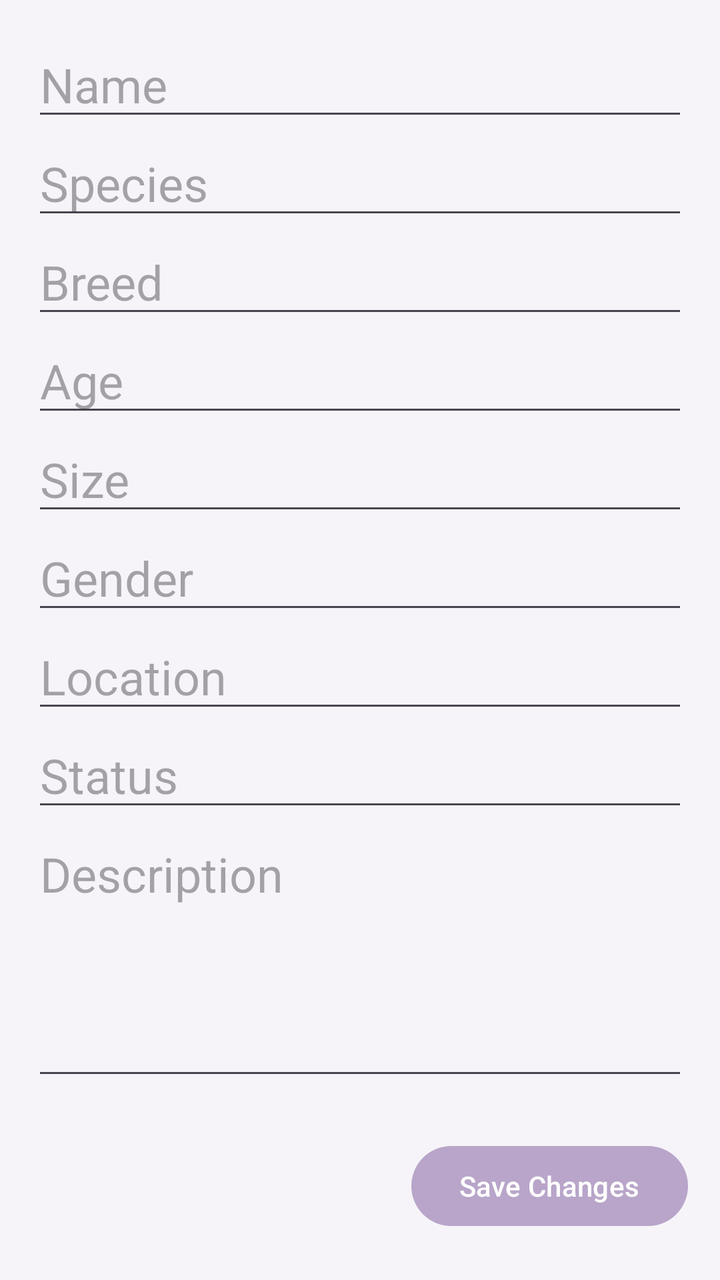
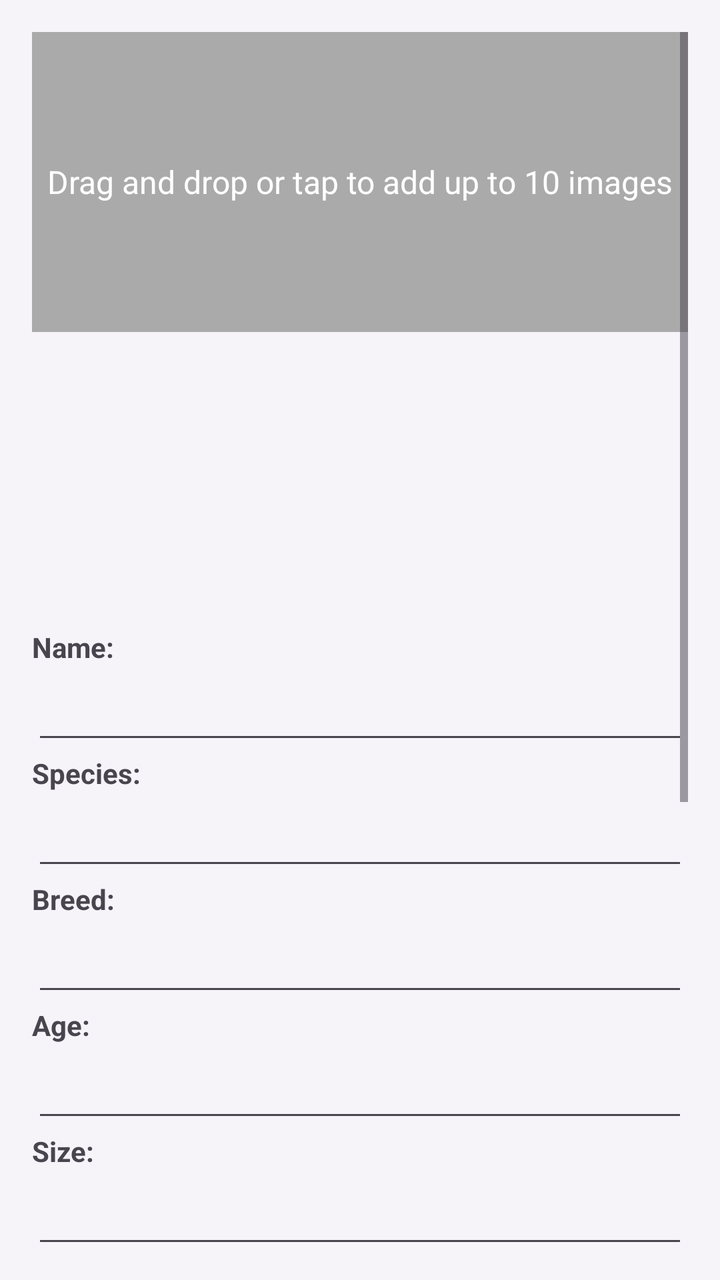

The first picture is an Android layout as it rendered before a commit; the second is the same layout after the commit. The layout source and the unified diff follow.
<!-- AndroidManifest.xml: application theme Theme.FureverHome -->
<!-- res/layout/activity_animal_update.xml -->
<?xml version="1.0" encoding="utf-8"?>
<ScrollView xmlns:android="http://schemas.android.com/apk/res/android"
    android:id="@+id/main"
    android:layout_width="match_parent"
    android:layout_height="match_parent"
    android:padding="16dp">

    <LinearLayout
        android:orientation="vertical"
        android:layout_width="match_parent"
        android:layout_height="wrap_content">

        
        <EditText
            android:id="@+id/editName"
            android:layout_width="match_parent"
            android:layout_height="wrap_content"
            android:hint="Name"
            android:textSize="24sp" />

        
        <EditText
            android:id="@+id/editSpecies"
            android:layout_width="match_parent"
            android:layout_height="wrap_content"
            android:hint="Species"
            android:textSize="24sp" />

        
        <EditText
            android:id="@+id/editBreed"
            android:layout_width="match_parent"
            android:layout_height="wrap_content"
            android:hint="Breed"
            android:textSize="24sp" />

        
        <EditText
            android:id="@+id/editAge"
            android:layout_width="match_parent"
            android:layout_height="wrap_content"
            android:hint="Age"
            android:inputType="number"
            android:textSize="24sp" />

        
        <EditText
            android:id="@+id/editSize"
            android:layout_width="match_parent"
            android:layout_height="wrap_content"
            android:hint="Size"
            android:textSize="24sp" />

        
        <EditText
            android:id="@+id/editGender"
            android:layout_width="match_parent"
            android:layout_height="wrap_content"
            android:hint="Gender"
            android:textSize="24sp" />

        
        <EditText
            android:id="@+id/editLocation"
            android:layout_width="match_parent"
            android:layout_height="wrap_content"
            android:hint="Location"
            android:textSize="24sp" />

        
        <EditText
            android:id="@+id/editStatus"
            android:layout_width="match_parent"
            android:layout_height="wrap_content"
            android:hint="Status"
            android:textSize="24sp" />

        
        <EditText
            android:id="@+id/editDescription"
            android:layout_width="match_parent"
            android:layout_height="wrap_content"
            android:gravity="top"
            android:hint="Description"
            android:minLines="4"
            android:textSize="24sp" />

        
        <Button
            android:id="@+id/saveButton"
            android:text="Save Changes"
            android:layout_width="wrap_content"
            android:layout_height="wrap_content"
            android:layout_marginTop="24dp"
            android:layout_gravity="end" />

    </LinearLayout>
</ScrollView>
<!-- resources referenced by this layout -->
<resources>
  <style name="Theme.FureverHome" parent="Theme.Material3.DayNight.NoActionBar">
          <item name="colorPrimary">@color/md_theme_light_primary</item>
          <item name="colorOnPrimary">@color/md_theme_light_onPrimary</item>
  
          <item name="colorSecondary">@color/md_theme_light_secondary</item>
          <item name="colorOnSecondary">@color/md_theme_light_onSecondary</item>
  
          <item name="android:windowBackground">@color/md_theme_light_background</item>
          <item name="colorOnBackground">@color/md_theme_light_onBackground</item>
  
          <item name="colorSurface">@color/md_theme_light_surface</item>
          <item name="colorOnSurface">@color/md_theme_light_onSurface</item>
  
          <item name="colorError">@color/md_theme_light_error</item>
          <item name="colorOnError">@color/md_theme_light_onError</item>
  
          <item name="colorOutline">@color/md_theme_light_outline</item>
          <item name="colorControlActivated">@color/md_theme_light_primary</item>
          <item name="bottomNavigationStyle">@style/CustomBottomNav</item>
  
      </style>
  <color name="md_theme_light_primary">#B8A5C9</color>
  <color name="md_theme_light_onPrimary">#FFFFFF</color>
  <color name="md_theme_light_secondary">#CBBCCF</color>
  <color name="md_theme_light_onSecondary">#403843</color>
  <color name="md_theme_light_background">#F6F4F9</color>
  <color name="md_theme_light_onBackground">#2D2B30</color>
  <color name="md_theme_light_surface">#EDE9F2</color>
  <color name="md_theme_light_onSurface">#332F37</color>
  <color name="md_theme_light_error">#DDA6A1</color>
  <color name="md_theme_light_onError">#FFFFFF</color>
  <color name="md_theme_light_outline">#A89AB3</color>
  <style name="CustomBottomNav" parent="Widget.Material3.BottomNavigationView">
           <item name="android:background">@color/md_theme_light_surface</item>
           <item name="android:itemBackground">@color/md_theme_light_primary</item>
       </style>
</resources>

<!-- the commit's change to res/layout/activity_animal_update.xml (unified diff, before → after) -->
@@ -11,88 +11,98 @@
         android:layout_height="wrap_content">
 
         
-        <EditText
-            android:id="@+id/editName"
+        <FrameLayout
+            android:id="@+id/imageDropArea"
             android:layout_width="match_parent"
-            android:layout_height="wrap_content"
-            android:hint="Name"
-            android:textSize="24sp" />
+            android:layout_height="150dp"
+            android:background="@android:color/darker_gray"
+            android:layout_marginBottom="12dp"
+            android:foreground="?attr/selectableItemBackground"
+            android:clickable="true"
+            android:focusable="true">
+
+            <TextView
+                android:id="@+id/dropAreaLabel"
+                android:layout_width="wrap_content"
+                android:layout_height="wrap_content"
+                android:layout_gravity="center"
+                android:text="Drag and drop or tap to add up to 10 images"
+                android:textColor="#FFFFFF"
+                android:textSize="16sp"/>
+        </FrameLayout>
 
         
-        <EditText
-            android:id="@+id/editSpecies"
+        <HorizontalScrollView
             android:layout_width="match_parent"
-            android:layout_height="wrap_content"
-            android:hint="Species"
-            android:textSize="24sp" />
+            android:layout_height="120dp"
+            android:layout_marginBottom="16dp"
+            android:scrollbars="none">
+
+            <LinearLayout
+                android:id="@+id/imagePreviewContainer"
+                android:layout_width="wrap_content"
+                android:layout_height="match_parent"
+                android:orientation="horizontal"
+                android:gravity="center_vertical"
+                android:paddingStart="8dp"
+                android:paddingEnd="8dp" />
+        </HorizontalScrollView>
 
         
-        <EditText
-            android:id="@+id/editBreed"
-            android:layout_width="match_parent"
-            android:layout_height="wrap_content"
-            android:hint="Breed"
-            android:textSize="24sp" />
+        <TextView android:text="Name:" android:textStyle="bold"
+            android:layout_width="wrap_content" android:layout_height="wrap_content" />
+        <EditText android:id="@+id/editName" android:layout_width="match_parent"
+            android:layout_height="wrap_content" android:textSize="20sp" />
 
-        
-        <EditText
-            android:id="@+id/editAge"
-            android:layout_width="match_parent"
-            android:layout_height="wrap_content"
-            android:hint="Age"
-            android:inputType="number"
-            android:textSize="24sp" />
+        <TextView android:text="Species:" android:textStyle="bold"
+            android:layout_width="wrap_content" android:layout_height="wrap_content" />
+        <EditText android:id="@+id/editSpecies" android:layout_width="match_parent"
+            android:layout_height="wrap_content" android:textSize="20sp" />
 
-        
-        <EditText
-            android:id="@+id/editSize"
-            android:layout_width="match_parent"
-            android:layout_height="wrap_content"
-            android:hint="Size"
-            android:textSize="24sp" />
+        <TextView android:text="Breed:" android:textStyle="bold"
+            android:layout_width="wrap_content" android:layout_height="wrap_content" />
+        <EditText android:id="@+id/editBreed" android:layout_width="match_parent"
+            android:layout_height="wrap_content" android:textSize="20sp" />
 
-        
-        <EditText
-            android:id="@+id/editGender"
-            android:layout_width="match_parent"
-            android:layout_height="wrap_content"
-            android:hint="Gender"
-            android:textSize="24sp" />
+        <TextView android:text="Age:" android:textStyle="bold"
+            android:layout_width="wrap_content" android:layout_height="wrap_content" />
+        <EditText android:id="@+id/editAge" android:layout_width="match_parent"
+            android:layout_height="wrap_content" android:inputType="number"
+            android:textSize="20sp" />
 
-        
-        <EditText
-            android:id="@+id/editLocation"
-            android:layout_width="match_parent"
-            android:layout_height="wrap_content"
-            android:hint="Location"
-            android:textSize="24sp" />
+        <TextView android:text="Size:" android:textStyle="bold"
+            android:layout_width="wrap_content" android:layout_height="wrap_content" />
+        <EditText android:id="@+id/editSize" android:layout_width="match_parent"
+            android:layout_height="wrap_content" android:textSize="20sp" />
 
-        
-        <EditText
-            android:id="@+id/editStatus"
-            android:layout_width="match_parent"
-            android:layout_height="wrap_content"
-            android:hint="Status"
-            android:textSize="24sp" />
+        <TextView android:text="Gender:" android:textStyle="bold"
+            android:layout_width="wrap_content" android:layout_height="wrap_content" />
+        <EditText android:id="@+id/editGender" android:layout_width="match_parent"
+            android:layout_height="wrap_content" android:textSize="20sp" />
 
-        
-        <EditText
-            android:id="@+id/editDescription"
-            android:layout_width="match_parent"
-            android:layout_height="wrap_content"
-            android:gravity="top"
-            android:hint="Description"
-            android:minLines="4"
-            android:textSize="24sp" />
+        <TextView android:text="Location:" android:textStyle="bold"
+            android:layout_width="wrap_content" android:layout_height="wrap_content" />
+        <EditText android:id="@+id/editLocation" android:layout_width="match_parent"
+            android:layout_height="wrap_content" android:textSize="20sp" />
+
+        <TextView android:text="Status:" android:textStyle="bold"
+            android:layout_width="wrap_content" android:layout_height="wrap_content" />
+        <EditText android:id="@+id/editStatus" android:layout_width="match_parent"
+            android:layout_height="wrap_content" android:textSize="18sp"/>
+
+        <TextView android:text="Description:" android:textStyle="bold"
+            android:layout_width="wrap_content" android:layout_height="wrap_content" />
+        <EditText android:id="@+id/editDescription" android:layout_width="match_parent"
+            android:layout_height="wrap_content" android:minLines="4"
+            android:gravity="top" android:textSize="18sp"/>
 
         
         <Button
             android:id="@+id/saveButton"
-            android:text="Save Changes"
             android:layout_width="wrap_content"
             android:layout_height="wrap_content"
+            android:layout_gravity="end"
             android:layout_marginTop="24dp"
-            android:layout_gravity="end" />
-
+            android:text="Save Changes" />
     </LinearLayout>
 </ScrollView>
